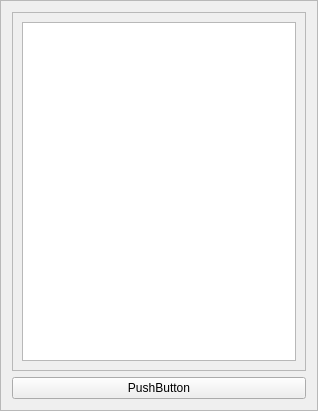
Before: the Qt Designer form ui/tree_browser.ui in slaclab/paws, drawn with Qt 5.
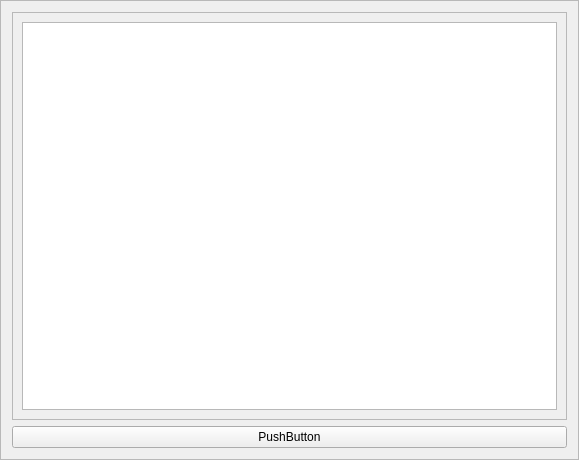
After: the same form once the commit is applied.

Commit message: fixed up the ui frame size issues

The edit to the form file:
```diff
--- a/ui/tree_browser.ui
+++ b/ui/tree_browser.ui
@@ -6,8 +6,8 @@
    <rect>
     <x>0</x>
     <y>0</y>
-    <width>318</width>
-    <height>411</height>
+    <width>579</width>
+    <height>460</height>
    </rect>
   </property>
   <property name="windowTitle">
@@ -30,8 +30,8 @@
        <rect>
         <x>0</x>
         <y>0</y>
-        <width>296</width>
-        <height>356</height>
+        <width>557</width>
+        <height>405</height>
        </rect>
       </property>
       <layout class="QVBoxLayout" name="verticalLayout">
```
Left out of the diff: 2 changed lines with no effect on the pictures. The commit also changes 5 other files.
